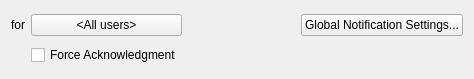
This is client/nx_client_desktop/src/ui/widgets/business/popup_business_action_widget.ui in networkoptix/nx_open as Qt 5 draws it before an edit. The edited form follows.
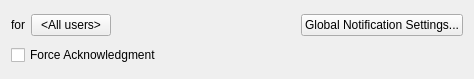
This is the edited form.

Commit message:
VMS-6680 - Add "Force Acknowledgement" checkbox in "Show Notification" action
<==== Mercurial data ====>
Branch: x_VMS_bookmarks_confirmation_extended

The edit to the form file:
```diff
--- a/client/nx_client_desktop/src/ui/widgets/business/popup_business_action_widget.ui
+++ b/client/nx_client_desktop/src/ui/widgets/business/popup_business_action_widget.ui
@@ -13,22 +13,24 @@
   <property name="windowTitle">
    <string/>
   </property>
-  <layout class="QGridLayout" name="gridLayout">
-   <item row="0" column="0">
+  <layout class="QVBoxLayout" name="verticalLayout">
+   <item>
+    <layout class="QHBoxLayout" name="horizontalLayout">
+     <item>
     <widget class="QLabel" name="usersLabel">
      <property name="text">
       <string>for</string>
      </property>
     </widget>
    </item>
-   <item row="0" column="1">
+     <item>
     <widget class="QPushButton" name="selectUsersButton">
      <property name="text">
       <string notr="true">&lt;All users&gt;</string>
      </property>
     </widget>
    </item>
-   <item row="0" column="2">
+     <item>
     <spacer name="horizontalSpacer">
      <property name="orientation">
       <enum>Qt::Horizontal</enum>
@@ -41,14 +43,16 @@
      </property>
     </spacer>
    </item>
-   <item row="0" column="3">
+     <item>
     <widget class="QPushButton" name="settingsButton">
      <property name="text">
       <string>Global Notification Settings...</string>
      </property>
     </widget>
    </item>
-   <item row="1" column="1">
+    </layout>
+   </item>
+   <item>
     <widget class="QCheckBox" name="forceAcknoledgementCheckBox">
      <property name="text">
       <string>Force Acknowledgment</string>
```
Lines whose indentation alone changed are shown as unchanged. The commit also changes 6 other files.
